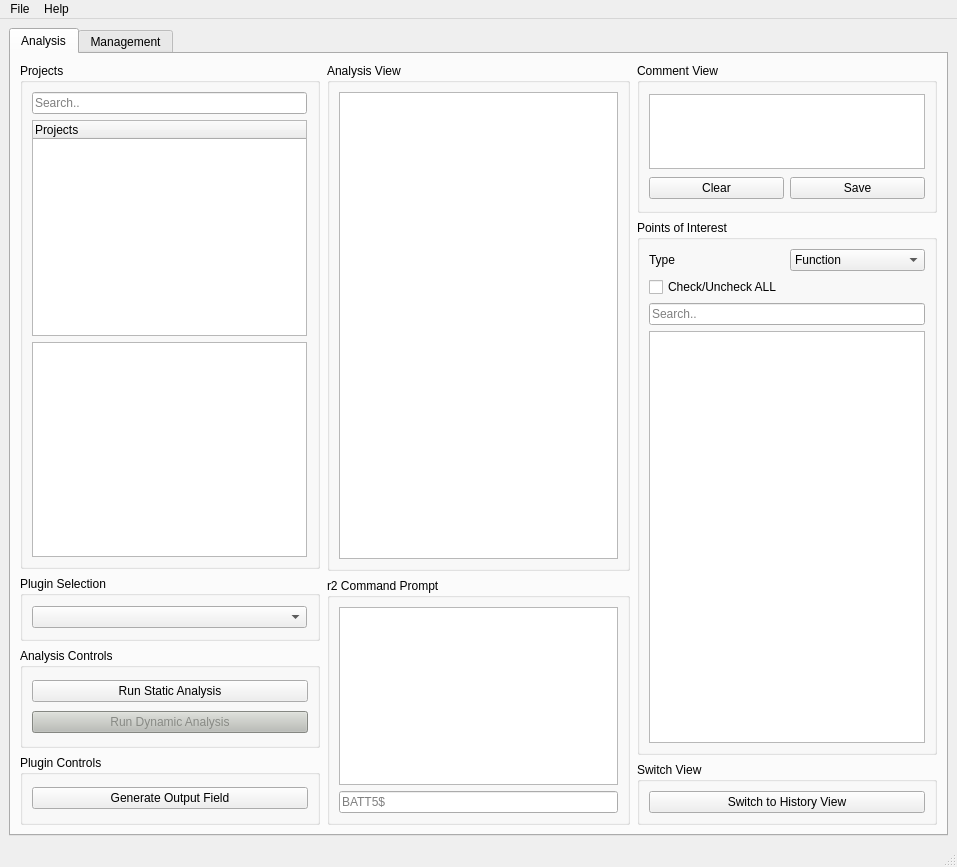
Above: src/GUI/ui_files/BATT5_GUI.ui from adalio0/BATT5 before the change. Below: the same form after it.
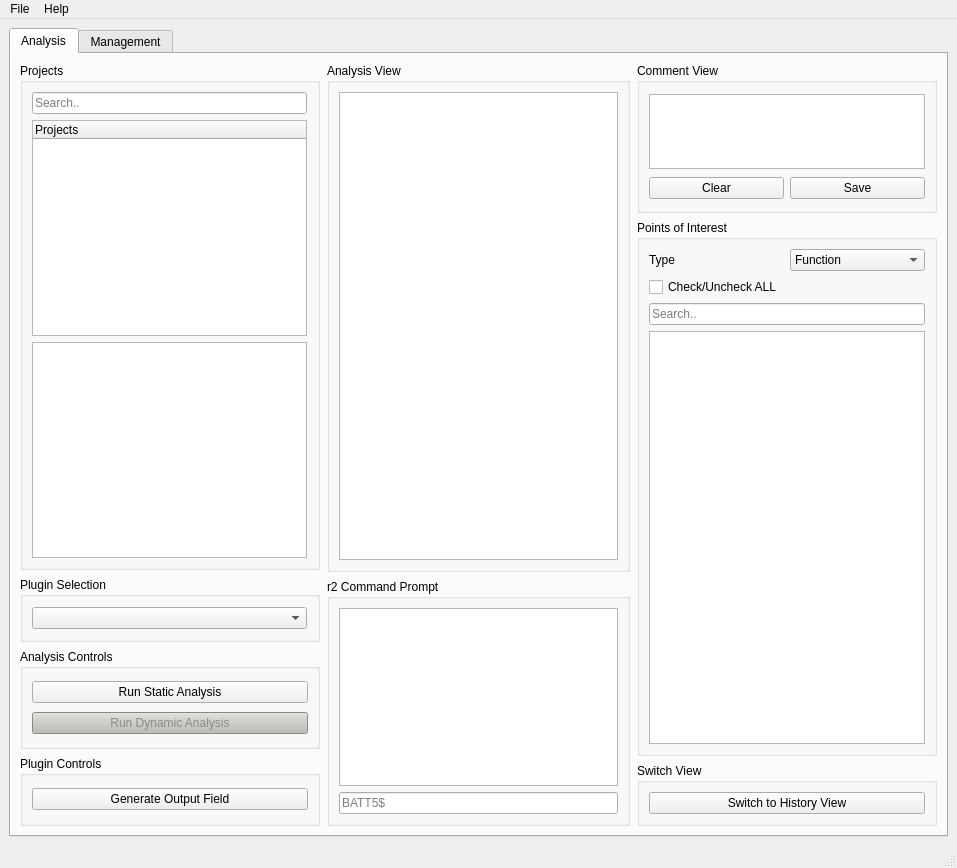
That is the form after the change.

What changed in the file:
```diff
--- a/src/GUI/ui_files/BATT5_GUI.ui
+++ b/src/GUI/ui_files/BATT5_GUI.ui
@@ -10,7 +10,7 @@
     <x>0</x>
     <y>0</y>
     <width>957</width>
-    <height>867</height>
+    <height>868</height>
    </rect>
   </property>
   <property name="windowTitle">
```
Left out of the diff: 6 changed lines with no effect on the pictures.
